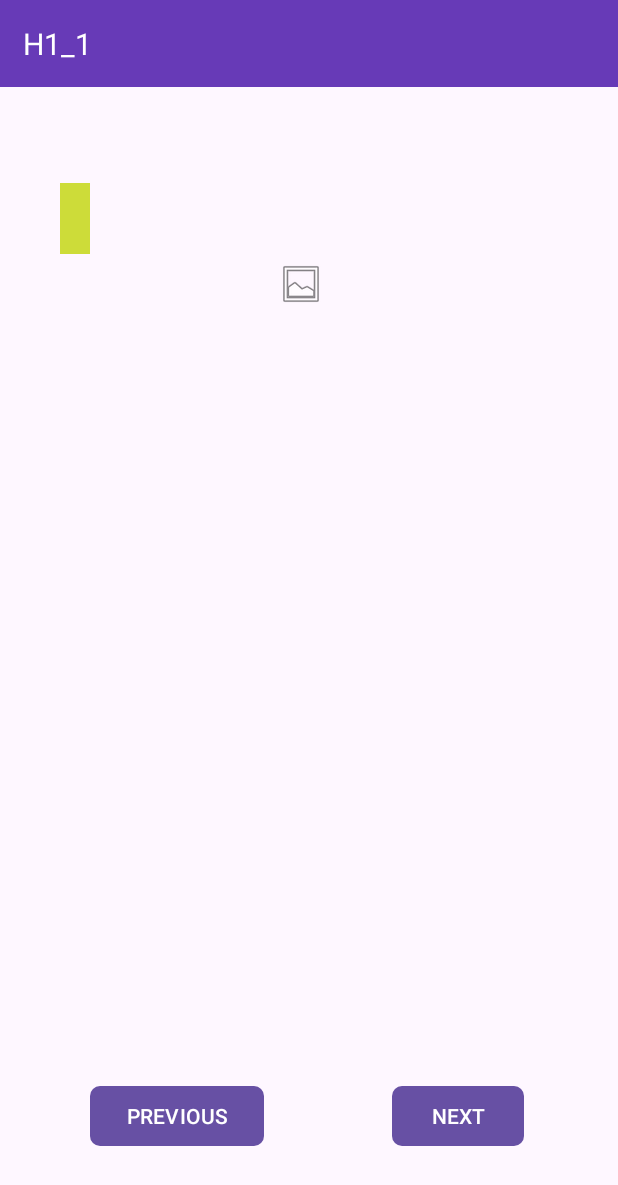
After one commit to jonnevuorela/Android-Course, an Android app: the layout activity_3.xml on its own in the app's theme, with its tools: preview values and no code run, on a phone screen of 412 x 824 dp. The commit adds this screen. Shown: the top 1185 px of the screen. Run offline under Robolectric (Android 15) with nearby library versions, the light colour scheme and no system bars.

Commit message:
harjoitus2

```diff
--- a/2Harjoitus_1/app/src/main/AndroidManifest.xml
+++ b/2Harjoitus_1/app/src/main/AndroidManifest.xml
@@ -13,6 +13,9 @@
         android:theme="@style/Theme._2Harjoitus"
         tools:targetApi="31">
         <activity
+            android:name=".Activity3"
+            android:exported="false" />
+        <activity
             android:name=".Activity2"
             android:exported="false" />
         <activity
--- a/2Harjoitus_1/app/src/main/java/com/example/a2_harjoitus_1/Activity2.kt
+++ b/2Harjoitus_1/app/src/main/java/com/example/a2_harjoitus_1/Activity2.kt
@@ -29,7 +29,7 @@
             v.setPadding(systemBars.left, systemBars.top, systemBars.right, systemBars.bottom)
             insets
         }
-        SwipeManager.initialize(this, MainActivity::class.java, MainActivity::class.java)
+        SwipeManager.initialize(this, MainActivity::class.java, Activity3::class.java)
 
         raffle1 = findViewById(R.id.raffle1)
         raffle2 = findViewById(R.id.raffle2)
@@ -57,7 +57,7 @@
                     }
                     if (raffle1Str != "" && raffle2Str != "" && raffle3Str != ""){
                         break
-                    }
+                 }
                 }
 
                 raffle1.setText(raffle1Str)
--- a/2Harjoitus_1/app/src/main/java/com/example/a2_harjoitus_1/MainActivity.kt
+++ b/2Harjoitus_1/app/src/main/java/com/example/a2_harjoitus_1/MainActivity.kt
@@ -27,7 +27,7 @@
             v.setPadding(systemBars.left, systemBars.top, systemBars.right, systemBars.bottom)
             insets
         }
-        SwipeManager.initialize(this, Activity2::class.java, Activity2::class.java)
+        SwipeManager.initialize(this, Activity3::class.java, Activity2::class.java)
 
 
         add = findViewById(R.id.add)
--- a/2Harjoitus_1/app/src/main/java/com/example/a2_harjoitus_1/SwipeManager.kt
+++ b/2Harjoitus_1/app/src/main/java/com/example/a2_harjoitus_1/SwipeManager.kt
@@ -10,9 +10,9 @@
     private var y2: Float = 0.0f
 
     @SuppressLint("ClickableViewAccessibility")
-    fun initialize(activity: Activity, nextActivity: Class<out Activity>, previousActivity: Class<out Activity>) {
+    fun initialize(activity: Activity, previousActivity: Class<out Activity>, nextActivity: Class<out Activity>) {
         activity.window.decorView.setOnTouchListener { _, event ->
-            handleTouchEvent(event, activity, nextActivity, previousActivity)
+            handleTouchEvent(event, activity, previousActivity, nextActivity)
         }
     }
 
--- /dev/null
+++ b/2Harjoitus_1/app/src/main/res/layout/activity_3.xml
@@ -0,0 +1,71 @@
+<?xml version="1.0" encoding="utf-8"?>
+<androidx.constraintlayout.widget.ConstraintLayout xmlns:android="http://schemas.android.com/apk/res/android"
+    xmlns:app="http://schemas.android.com/apk/res-auto"
+    xmlns:tools="http://schemas.android.com/tools"
+    android:id="@+id/main"
+    android:layout_width="match_parent"
+    android:layout_height="match_parent"
+    tools:context=".Activity3">
+
+    <TextView
+        android:id="@+id/textView"
+        android:layout_width="0dp"
+        android:layout_height="wrap_content"
+        android:background="#673AB7"
+        android:padding="15dp"
+        android:text="@string/title"
+        android:textColor="#FFFFFF"
+        android:textSize="20sp"
+        app:layout_constraintEnd_toEndOf="parent"
+        app:layout_constraintStart_toStartOf="parent"
+        app:layout_constraintTop_toTopOf="parent" />
+
+    <TextView
+        android:id="@+id/photo_title"
+        android:layout_width="wrap_content"
+        android:layout_height="wrap_content"
+        android:layout_marginStart="40dp"
+        android:layout_marginTop="64dp"
+        android:background="#CDDC39"
+        android:padding="10dp"
+        android:text="@string/photo_title"
+        android:textColor="#010112"
+        android:textSize="20sp"
+        app:layout_constraintStart_toStartOf="parent"
+        app:layout_constraintTop_toBottomOf="@+id/textView" />
+
+    <ImageView
+        android:id="@+id/photo_view"
+        android:layout_width="320dp"
+        android:layout_height="wrap_content"
+        android:layout_marginTop="4dp"
+        app:layout_constraintEnd_toEndOf="parent"
+        app:layout_constraintHorizontal_bias="0.439"
+        app:layout_constraintStart_toStartOf="parent"
+        app:layout_constraintTop_toBottomOf="@+id/photo_title"
+        app:srcCompat="@android:drawable/ic_menu_gallery" />
+
+    <Button
+        android:id="@+id/previous_btn"
+        android:layout_width="wrap_content"
+        android:layout_height="wrap_content"
+        android:layout_marginStart="60dp"
+        android:layout_marginBottom="56dp"
+        android:text="@string/previous_btn"
+        app:cornerRadius="10px"
+        app:layout_constraintBottom_toBottomOf="parent"
+        app:layout_constraintStart_toStartOf="parent" />
+
+    <Button
+        android:id="@+id/next_btn"
+        android:layout_width="wrap_content"
+        android:layout_height="wrap_content"
+        android:layout_marginStart="11dp"
+        android:layout_marginBottom="56dp"
+        android:text="@string/next_btn"
+        app:cornerRadius="10px"
+        app:layout_constraintBottom_toBottomOf="parent"
+        app:layout_constraintEnd_toEndOf="parent"
+        app:layout_constraintHorizontal_bias="0.54"
+        app:layout_constraintStart_toEndOf="@+id/previous_btn" />
+</androidx.constraintlayout.widget.ConstraintLayout>
--- a/2Harjoitus_1/app/src/main/res/values/strings.xml
+++ b/2Harjoitus_1/app/src/main/res/values/strings.xml
@@ -7,4 +7,7 @@
     <string name="counter">0</string>
     <string name="reset_btn">RESET</string>
     <string name="raffle_btn">ARVONTA</string>
+    <string name="photo_title" />
+    <string name="previous_btn">PREVIOUS</string>
+    <string name="next_btn">NEXT</string>
 </resources>
```
Also changed, not shown: 2Harjoitus_1/app/src/main/java/com/example/a2_harjoitus_1/Activity3.kt (added, +88 -0 lines), 2Harjoitus_1/app/src/main/res/drawable/beach1.jpg (added), 2Harjoitus_1/app/src/main/res/drawable/beach2.jpg (added), 2Harjoitus_1/app/src/main/res/drawable/church.jpg (added), 3 other files.
